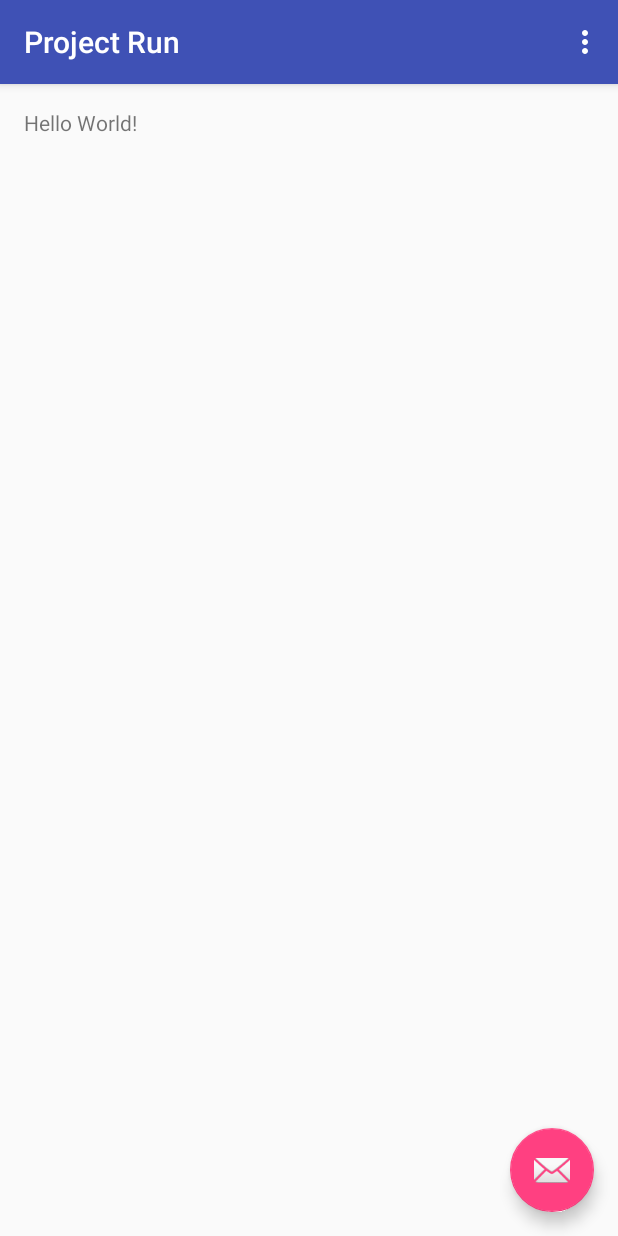
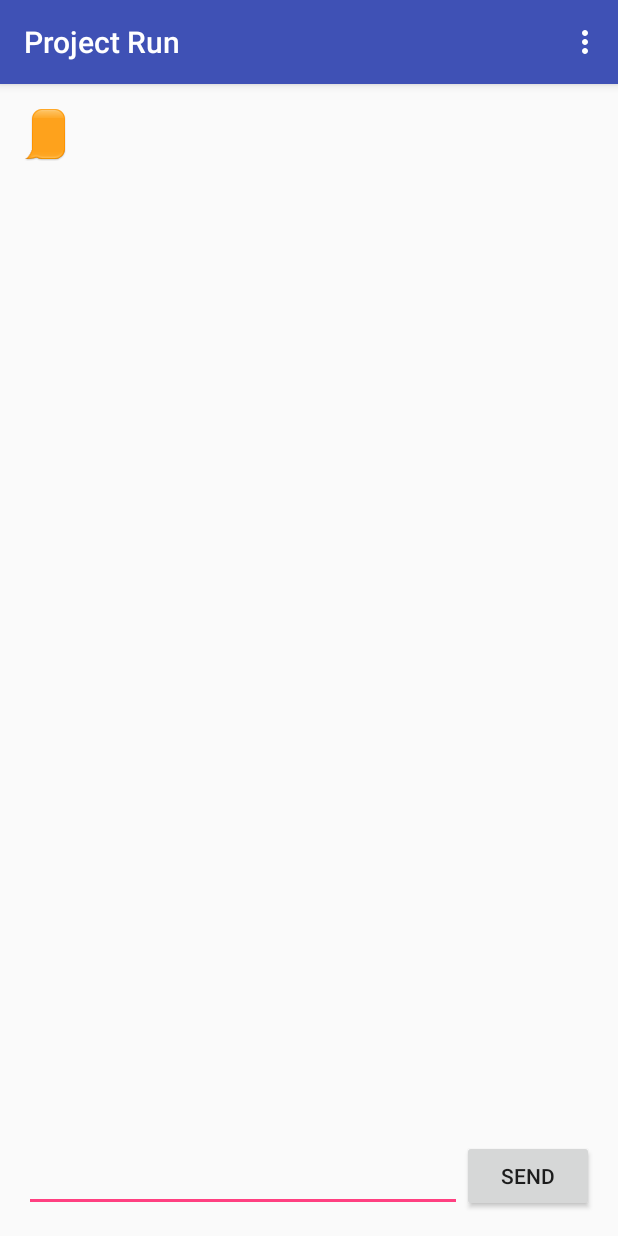
Before and after one commit to maheshuk31/Project-Run, an Android app: the screen it shows after launch (MainActivity), in the options menu, after a tap on "Settings", on a phone screen of 412 x 824 dp. Run offline under Robolectric (Android 15) with nearby library versions, the phone set to English and light mode, and no system bars.

Commit message:
Layout out for sending and receiving messages

```diff
--- /dev/null
+++ b/app/src/main/java/com/example/lee/projectrun/ChatAdapter.java
@@ -0,0 +1,79 @@
+package com.example.lee.projectrun;
+
+import android.content.Context;
+import android.view.Gravity;
+import android.view.LayoutInflater;
+import android.view.View;
+import android.view.ViewGroup;
+import android.widget.ArrayAdapter;
+import android.widget.LinearLayout;
+import android.widget.ListView;
+import android.widget.TextView;
+
+import java.util.ArrayList;
+import java.util.List;
+
+
+
+
+
+/**
+ * Created by urben on 2/15/16.
+ */
+public class ChatAdapter extends ArrayAdapter<DataSource> {
+    private List<DataSource> chatList = new ArrayList<DataSource> ();
+    private TextView chatTxt;
+    Context ctxt;
+    public ChatAdapter(Context context, int resource) {
+        super(context, resource);
+        ctxt = context;
+    }
+
+    @Override
+    public void add(DataSource object) {
+        chatList.add(object);
+        super.add(object);
+    }
+
+    @Override
+    public int getCount() {
+        return chatList.size();
+    }
+
+    @Override
+    public DataSource getItem(int position) {
+        return chatList.get(position);
+    }
+
+    @Override
+    public View getView(int position, View convertView, ViewGroup parent) {
+       if (convertView == null){
+           LayoutInflater inflator = (LayoutInflater) ctxt.getSystemService(Context.LAYOUT_INFLATER_SERVICE);
+           convertView = inflator.inflate(R.layout.individual_message_layout, parent, false);
+       }
+
+        chatTxt = (TextView) convertView.findViewById(R.id.individualMessage);
+
+        String Message;
+        boolean POSITION;
+
+        DataSource source = getItem(position);
+        Message = source.text;
+        POSITION = source.position;
+        chatTxt.setText(Message);
+        chatTxt.setBackgroundResource(POSITION ? R.drawable.inmessage : R.drawable.outmessage);
+        LinearLayout.LayoutParams params = new LinearLayout.LayoutParams(LinearLayout.LayoutParams.WRAP_CONTENT,
+                LinearLayout.LayoutParams.WRAP_CONTENT);
+        if(!POSITION)
+        {
+            params.gravity = Gravity.RIGHT;
+        }
+        else
+        {
+            params.gravity = Gravity.LEFT;
+        }
+        chatTxt.setLayoutParams(params);
+
+        return convertView;
+    }
+}
--- /dev/null
+++ b/app/src/main/java/com/example/lee/projectrun/DataSource.java
@@ -0,0 +1,14 @@
+package com.example.lee.projectrun;
+
+/**
+ * Created by urben on 2/15/16.
+ */
+public class DataSource {
+    public String text;
+    public boolean position;
+
+    public DataSource(boolean position, String text) {
+        this.text = text;
+        this.position = position;
+    }
+}
--- a/app/src/main/java/com/example/lee/projectrun/MainActivity.java
+++ b/app/src/main/java/com/example/lee/projectrun/MainActivity.java
@@ -1,5 +1,8 @@
 package com.example.lee.projectrun;
 
+import android.app.Activity;
+import android.content.Context;
+import android.database.DataSetObserver;
 import android.os.Bundle;
 import android.support.design.widget.FloatingActionButton;
 import android.support.design.widget.Snackbar;
@@ -8,8 +11,20 @@ import android.support.v7.widget.Toolbar;
 import android.view.View;
 import android.view.Menu;
 import android.view.MenuItem;
+import android.widget.AbsListView;
+import android.widget.Button;
+import android.widget.EditText;
+import android.widget.ListView;
 
 public class MainActivity extends AppCompatActivity {
+
+    ListView listView;
+    EditText chatText;
+    Button send;
+    Boolean position = false;
+    ChatAdapter chatAdapter;
+    Context ctxt = this;
+
 
     @Override
     protected void onCreate(Bundle savedInstanceState) {
@@ -18,12 +33,43 @@ public class MainActivity extends AppCompatActivity {
         Toolbar toolbar = (Toolbar) findViewById(R.id.toolbar);
         setSupportActionBar(toolbar);
 
-        FloatingActionButton fab = (FloatingActionButton) findViewById(R.id.fab);
-        fab.setOnClickListener(new View.OnClickListener() {
+//        FloatingActionButton fab = (FloatingActionButton) findViewById(R.id.fab);
+//        fab.setOnClickListener(new View.OnClickListener() {
+//            @Override
+//            public void onClick(View view) {
+//                Snackbar.make(view, "Replace with your own action", Snackbar.LENGTH_LONG)
+//                        .setAction("Action", null).show();
+//            }
+//        });
+
+        listView = (ListView) findViewById(R.id.chatListView);
+        chatText = (EditText) findViewById(R.id.chatText);
+        send = (Button) findViewById(R.id.sendButton);
+
+        chatAdapter = new ChatAdapter(ctxt, R.layout.individual_message_layout);
+        listView.setAdapter(chatAdapter);
+
+        //Making the ListView Scroll
+        listView.setTranscriptMode(AbsListView.TRANSCRIPT_MODE_ALWAYS_SCROLL);
+
+        //Ensuring the messages typed appear at the bottom of the ListView
+
+        chatAdapter.registerDataSetObserver(new DataSetObserver() {
+            //This method will be invoked when new data enters the adapter
             @Override
-            public void onClick(View view) {
-                Snackbar.make(view, "Replace with your own action", Snackbar.LENGTH_LONG)
-                        .setAction("Action", null).show();
+            public void onChanged() {
+                super.onChanged();
+                listView.setSelection(chatAdapter.getCount()-1);
+            }
+        });
+
+        send.setOnClickListener(new View.OnClickListener() {
+            @Override
+            public void onClick(View v) {
+                chatAdapter.add(new DataSource(position, chatText.getText().toString()));
+                position = !position;
+                chatText.setText(" ");
+
             }
         });
     }
--- a/app/src/main/res/layout/activity_main.xml
+++ b/app/src/main/res/layout/activity_main.xml
@@ -23,12 +23,12 @@
 
     <include layout="@layout/content_main" />
 
-    <android.support.design.widget.FloatingActionButton
-        android:id="@+id/fab"
-        android:layout_width="wrap_content"
-        android:layout_height="wrap_content"
-        android:layout_gravity="bottom|end"
-        android:layout_margin="@dimen/fab_margin"
-        android:src="@android:drawable/ic_dialog_email" />
+    <!--<android.support.design.widget.FloatingActionButton-->
+        <!--android:id="@+id/fab"-->
+        <!--android:layout_width="wrap_content"-->
+        <!--android:layout_height="wrap_content"-->
+        <!--android:layout_gravity="bottom|end"-->
+        <!--android:layout_margin="@dimen/fab_margin"-->
+        <!--android:src="@android:drawable/ic_dialog_email" />-->
 
 </android.support.design.widget.CoordinatorLayout>
--- a/app/src/main/res/layout/content_main.xml
+++ b/app/src/main/res/layout/content_main.xml
@@ -2,18 +2,50 @@
 <RelativeLayout xmlns:android="http://schemas.android.com/apk/res/android"
     xmlns:app="http://schemas.android.com/apk/res-auto"
     xmlns:tools="http://schemas.android.com/tools"
-    android:layout_width="match_parent"
-    android:layout_height="match_parent"
+    android:layout_width="fill_parent"
+    android:layout_height="fill_parent"
     android:paddingBottom="@dimen/activity_vertical_margin"
     android:paddingLeft="@dimen/activity_horizontal_margin"
     android:paddingRight="@dimen/activity_horizontal_margin"
     android:paddingTop="@dimen/activity_vertical_margin"
+    android:orientation="vertical"
     app:layout_behavior="@string/appbar_scrolling_view_behavior"
     tools:context="com.example.lee.projectrun.MainActivity"
     tools:showIn="@layout/activity_main">
 
-    <TextView
+
+    <ListView
+        android:layout_width="match_parent"
+        android:layout_height="wrap_content"
+        android:id="@+id/chatListView"
+        android:layout_marginBottom="80dp"></ListView>
+
+    <RelativeLayout
         android:layout_width="wrap_content"
         android:layout_height="wrap_content"
-        android:text="Hello World!" />
+        android:layout_alignParentLeft="true"
+        android:orientation="vertical"
+        android:id="@+id/messageForm"
+        android:layout_alignParentBottom="true">
+
+        <EditText
+            android:layout_width="wrap_content"
+            android:layout_height="wrap_content"
+            android:inputType="textMultiLine"
+            android:id="@+id/chatText"
+            android:layout_alignParentBottom="true"
+            android:layout_alignParentLeft="true"
+            android:layout_alignParentStart="true"
+            android:layout_toLeftOf="@+id/sendButton"
+            android:ems="10"/>
+        <Button
+            android:layout_width="wrap_content"
+            android:layout_height="wrap_content"
+            android:text="Send"
+            android:id="@+id/sendButton"
+            android:layout_alignBottom="@id/chatText"
+            android:layout_alignParentRight="true"
+            android:layout_alignParentEnd="true"/>
+
+    </RelativeLayout>
 </RelativeLayout>
--- /dev/null
+++ b/app/src/main/res/layout/individual_message_layout.xml
@@ -0,0 +1,14 @@
+<?xml version="1.0" encoding="utf-8"?>
+<LinearLayout xmlns:android="http://schemas.android.com/apk/res/android"
+    android:layout_width="match_parent"
+    android:layout_height="match_parent">
+<TextView
+    android:layout_width="wrap_content"
+    android:layout_height="wrap_content"
+    android:layout_margin="5dp"
+    android:paddingLeft="10dp"
+    android:id="@+id/individualMessage"
+    android:textColor="@android:color/primary_text_light"
+    android:background="@drawable/inmessage"
+    android:text="hi"/>
+</LinearLayout>
```
Also changed, not shown: app/src/main/res/drawable-hdpi/inmessage.9.png (added), app/src/main/res/drawable-hdpi/outmessage.9.png (added), app/src/main/res/drawable-ldpi/inmessage.9.png (added), app/src/main/res/drawable-ldpi/outmessage.9.png (added), app/src/main/res/drawable-mdpi/inmessage.9.png (added), app/src/main/res/drawable-mdpi/outmessage.9.png (added), app/src/main/res/drawable-xhdpi/inmessage.9.png (added), app/src/main/res/drawable-xhdpi/outmessage.9.png (added), app/src/main/res/drawable-xxhdpi/inmessage.9.png (added), app/src/main/res/drawable-xxhdpi/outmessage.9.png (added).
